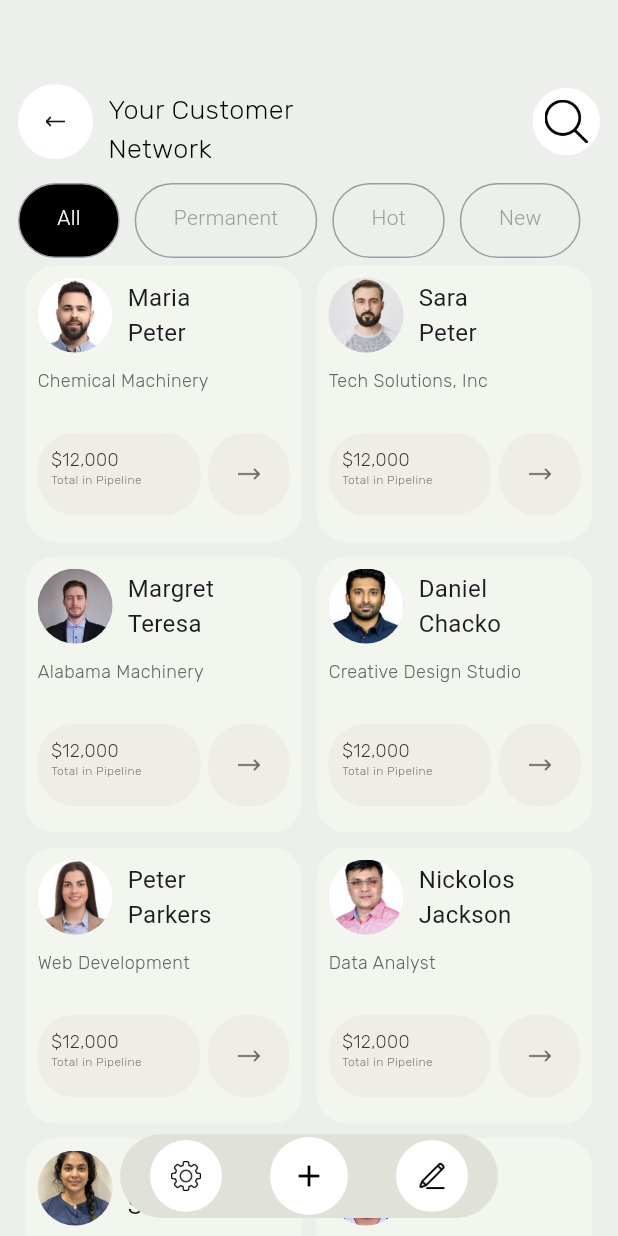
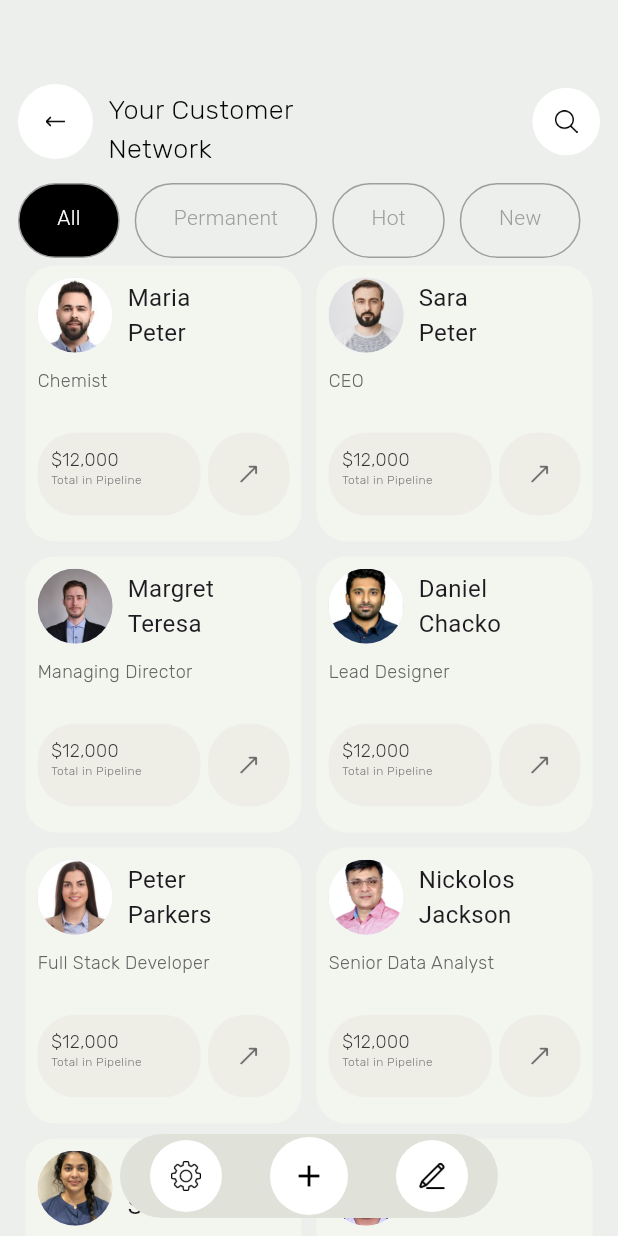
Before and after one commit to AdeebAbubacker/crm, a Flutter app: the screen it shows after launch, on a phone screen of 412 x 824 dp. Run offline on Flutter 3.47's test engine with Material 3 defaults, Android fonts, the phone set to English and light mode, and no system bars; our stand-ins replace google_fonts.

Commit message:
All customers screen created

```diff
--- a/lib/screens/all_customers_screen.dart
+++ b/lib/screens/all_customers_screen.dart
@@ -22,14 +22,14 @@ class _AllCustomersScreenState extends State<AllCustomersScreen> {
     UserModel(
       image: 'assets/avatar/person1.jpg',
       name: 'Maria Peter',
-      text: 'Chemical Machinery',
-      position: 'CEO, Alabama Machinery',
+      text: 'Alabama Machinery',
+      position: 'Chemist',
     ),
     UserModel(
       image: 'assets/avatar/person2.jpg',
       name: 'Sara Peter',
-      text: 'Tech Solutions, Inc',
-      position: 'Founder, Tech Solutions',
+      text: 'Founder, Tech Solutions',
+      position: 'CEO',
     ),
     UserModel(
       image: 'assets/avatar/person3.jpg',
@@ -46,61 +46,61 @@ class _AllCustomersScreenState extends State<AllCustomersScreen> {
     UserModel(
       image: 'assets/avatar/person5.jpg',
       name: 'Peter Parkers',
-      text: 'Web Development',
+      text: 'Qburst',
       position: 'Full Stack Developer',
     ),
     UserModel(
       image: 'assets/avatar/person6.jpg',
       name: 'Nickolos Jackson',
-      text: 'Data Analyst',
+      text: 'Alphabet',
       position: 'Senior Data Analyst',
     ),
     UserModel(
       image: 'assets/avatar/person7.jpg',
       name: 'Alexander Suorov',
-      text: 'Product Manager',
+      text: 'Claysis',
       position: 'Product Lead',
     ),
     UserModel(
       image: 'assets/avatar/person8.jpg',
       name: 'Albert Nico',
-      text: 'Marketing Strategist',
+      text: 'Technareus',
       position: 'Marketing Head',
     ),
     UserModel(
       image: 'assets/avatar/person8.jpg',
       name: 'Maria Peter',
-      text: 'Software Engineer',
+      text: '6 D Techncologies',
       position: 'Lead Engineer',
     ),
     UserModel(
       image: 'assets/avatar/person10.jpg',
       name: 'Sara Peter',
-      text: 'Cloud Architect',
+      text: 'UST Global',
       position: 'Cloud Solutions Architect',
     ),
     UserModel(
       image: 'assets/avatar/person11.jpg',
       name: 'Margret Teresa',
-      text: 'Business Consultant',
+      text: 'Wipro',
       position: 'Senior Consultant',
     ),
     UserModel(
       image: 'assets/avatar/person12.jpg',
       name: 'Daniel Chacko',
-      text: 'UX/UI Designer',
+      text: 'EY Consultants',
       position: 'UX/UI Lead',
     ),
     UserModel(
       image: 'assets/avatar/person13.jpg',
       name: 'Peter Parkers',
-      text: 'Systems Engineer',
+      text: 'Alliance',
       position: 'Senior Systems Engineer',
     ),
     UserModel(
       image: 'assets/avatar/person14.jpg',
       name: 'Nickolos Jackson',
-      text: 'Security Specialist',
+      text: 'Black Rock',
       position: 'Cybersecurity Specialist',
     ),
   ];
@@ -170,7 +170,7 @@ class _AllCustomersScreenState extends State<AllCustomersScreen> {
                             width: 35,
                             height: 34,
                             child: Padding(
-                              padding: const EdgeInsets.all(8.0),
+                              padding: const EdgeInsets.all(15.0),
                               child: Image.asset(
                                 "assets/icons/search.png",
                                 width: 16,
--- a/lib/widgets/customer_card.dart
+++ b/lib/widgets/customer_card.dart
@@ -50,8 +50,8 @@ class _CustomerCardState extends State<CustomerCard> {
                   Flexible(
                     child: Text(
                       widget.userModel.name.contains(" ")
-                          ?  widget.userModel.name.replaceFirst(" ", "\n")
-                          :  widget.userModel.name,
+                          ? widget.userModel.name.replaceFirst(" ", "\n")
+                          : widget.userModel.name,
                       style: const TextStyle(fontSize: 16),
                       softWrap: true,
                       maxLines: 2,
@@ -65,7 +65,7 @@ class _CustomerCardState extends State<CustomerCard> {
               ),
               Flexible(
                 child: Text(
-                  widget.userModel.text,
+                  widget.userModel.position,
                   style: TextStyles.rubik12black22w200,
                   softWrap: true,
                   overflow: TextOverflow.visible,
@@ -121,7 +121,9 @@ class _CustomerCardState extends State<CustomerCard> {
                               PageRouteBuilder(
                                 pageBuilder:
                                     (context, animation, secondaryAnimation) {
-                                  return  CustomerInfoScreen(userModel: widget.userModel,);
+                                  return CustomerInfoScreen(
+                                    userModel: widget.userModel,
+                                  );
                                 },
                                 transitionsBuilder: (context, animation,
                                     secondaryAnimation, child) {
@@ -154,12 +156,20 @@ class _CustomerCardState extends State<CustomerCard> {
                         child: Center(
                           child: Padding(
                             padding: const EdgeInsets.all(8.0),
+                            child: Transform.rotate(
+                              angle: -45 * 3.1415927 / 180,
+                              child: Transform.scale(
+                                scaleX: 0.6,
+                                scaleY: 0.6,
                                 child: Image.asset(
                                   "assets/icons/back_arrow.png",
-                              width: 15,
+                                  width: 25,
                                   color: widget.isSelected
                                       ? const Color(0XFFEEEEE7)
-                                  : const Color.fromARGB(255, 103, 103, 103),
+                                      : const Color.fromARGB(
+                                          255, 103, 103, 103),
+                                ),
+                              ),
                             ),
                           ),
                         ),
```
Also changed, not shown: lib/screens/customer_info_screen.dart (+18 -12 lines). Lines whose indentation alone changed are shown as unchanged.
